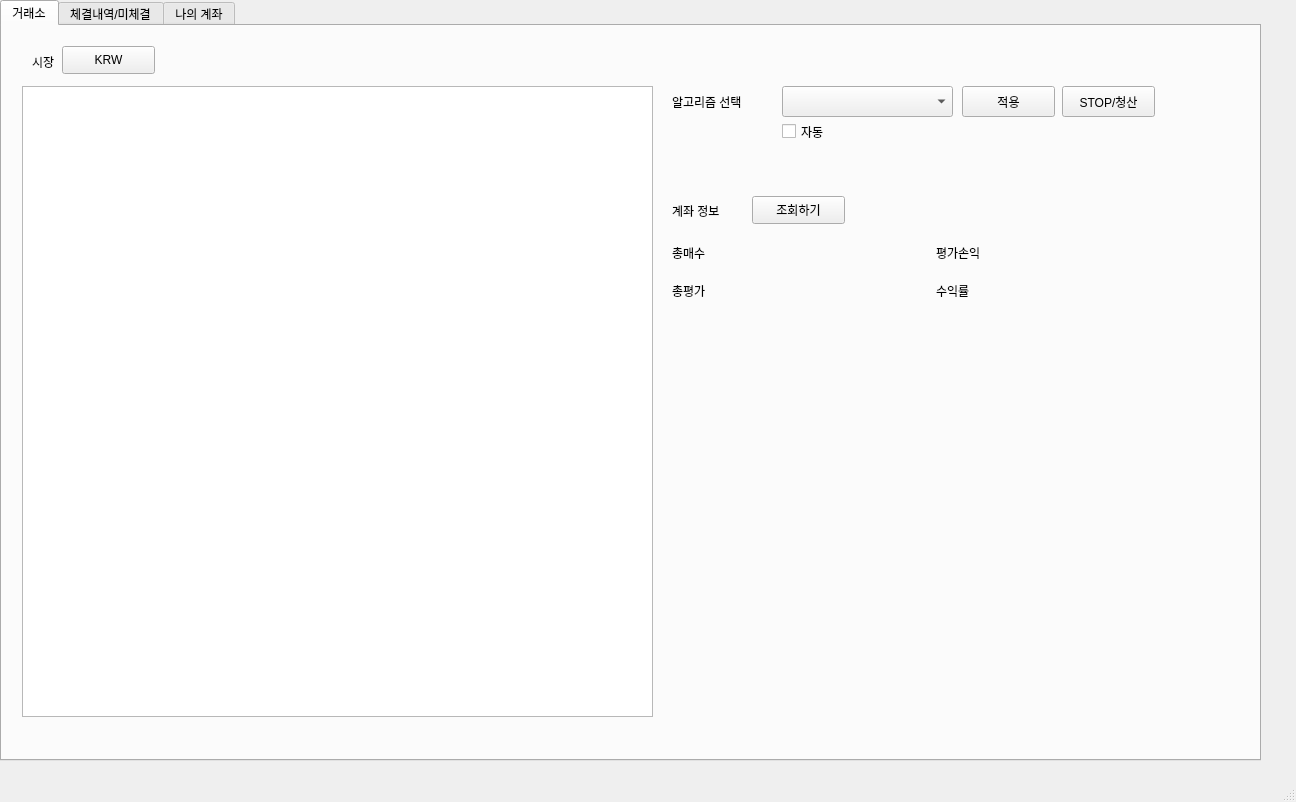
slayerzeroa/coin-trading-upbit, file main/UI.ui: the form before one commit.
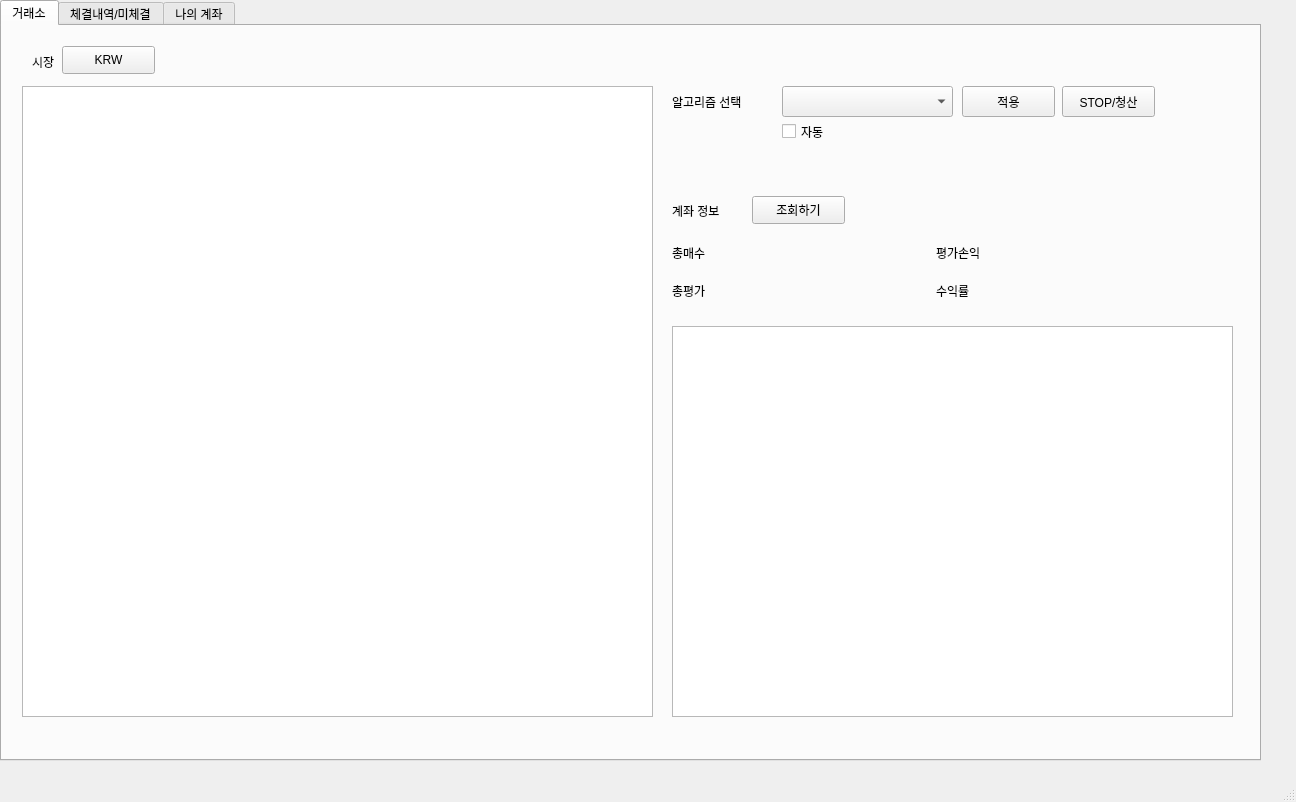
The form after the commit.

What changed in the file:
```diff
--- a/main/UI.ui
+++ b/main/UI.ui
@@ -202,6 +202,16 @@
        <string>자동</string>
       </property>
      </widget>
+     <widget class="QTextBrowser" name="textBrowser">
+      <property name="geometry">
+       <rect>
+        <x>670</x>
+        <y>300</y>
+        <width>561</width>
+        <height>391</height>
+       </rect>
+      </property>
+     </widget>
     </widget>
     <widget class="QWidget" name="tab_2">
      <attribute name="title">
```
